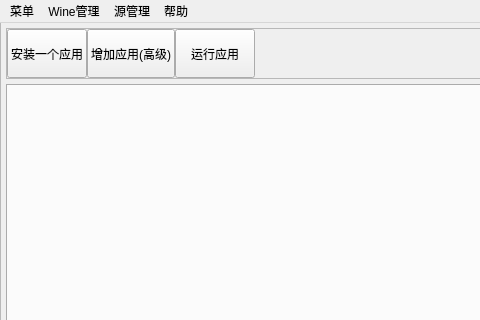
Old version of the form ui/vek.ui in the repository gfdgd-xi/vekcode; both pictures show x 0 to 480 and y 0 to 320 of the 800 by 600 pixel window.
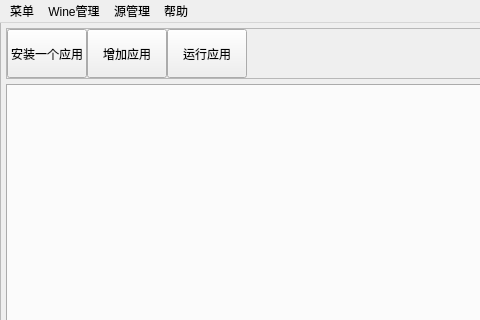
New version of the form. Custom widgets are drawn as their Qt base class.

```diff
--- a/ui/vek.ui
+++ b/ui/vek.ui
@@ -123,7 +123,7 @@
             </sizepolicy>
            </property>
            <property name="text">
-            <string>增加应用(高级)</string>
+            <string>增加应用</string>
            </property>
           </widget>
          </item>
```
